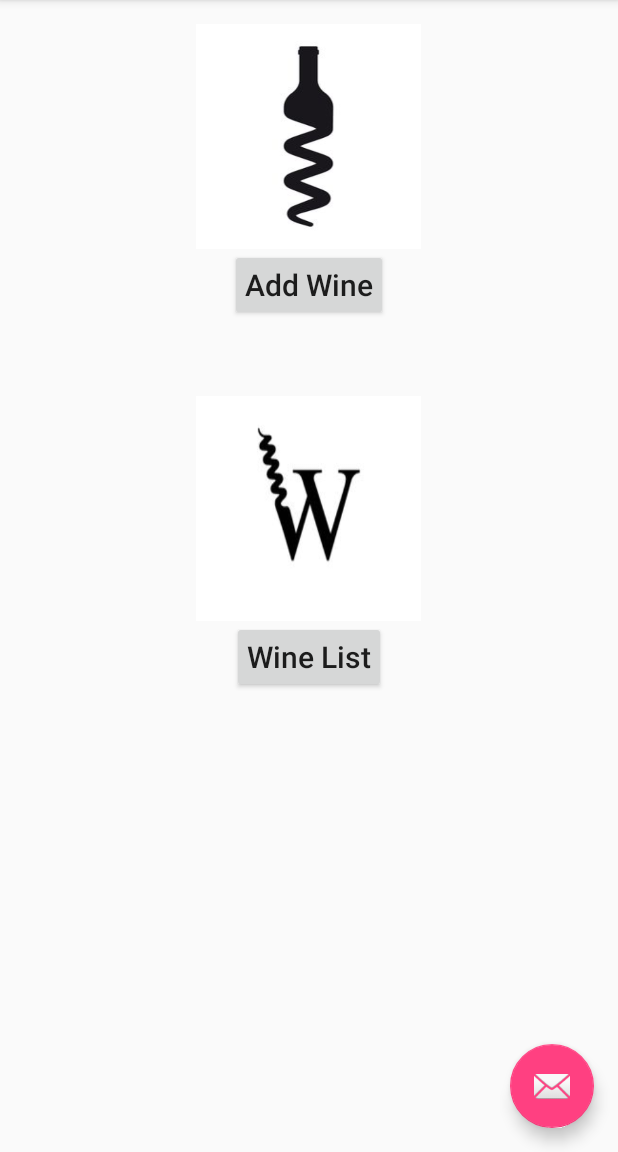
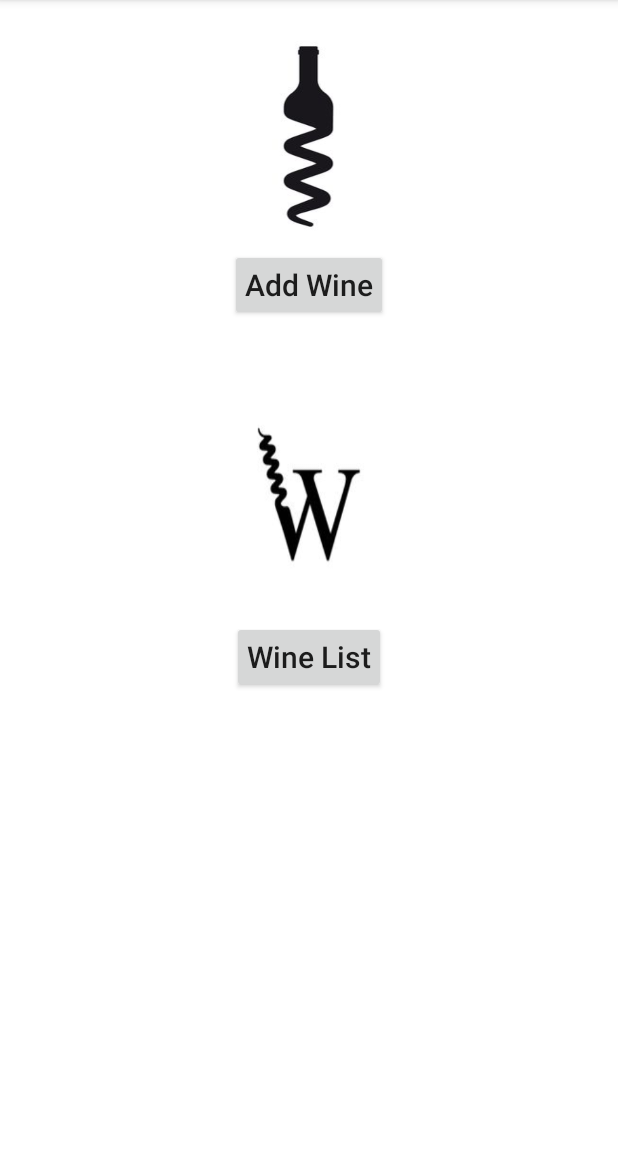
Before and after one commit to raimy29/WineCatalog, an Android app: the screen it shows after launch (MainActivity), on a phone screen of 412 x 824 dp, the part 84-1236 px from its top. Run offline under Robolectric (Android 15) with nearby library versions, the phone set to English and light mode, and no system bars; our stand-ins replace Dagger/Hilt's generated code; 2 statements that could not run were skipped.

Commit message:
Changed background color. Removed fab.

```diff
--- a/app/src/main/res/layout/activity_main.xml
+++ b/app/src/main/res/layout/activity_main.xml
@@ -23,12 +23,4 @@
 
     <include layout="@layout/content_main" />
 
-    <android.support.design.widget.FloatingActionButton
-        android:id="@+id/fab"
-        android:layout_width="wrap_content"
-        android:layout_height="wrap_content"
-        android:layout_gravity="bottom|end"
-        android:layout_margin="@dimen/fab_margin"
-        android:src="@android:drawable/ic_dialog_email" />
-
 </android.support.design.widget.CoordinatorLayout>
--- a/app/src/main/res/layout/content_main.xml
+++ b/app/src/main/res/layout/content_main.xml
@@ -8,6 +8,7 @@
     android:paddingLeft="@dimen/activity_horizontal_margin"
     android:paddingRight="@dimen/activity_horizontal_margin"
     android:paddingTop="@dimen/activity_vertical_margin"
+    android:background="@color/white"
     app:layout_behavior="@string/appbar_scrolling_view_behavior"
     tools:context=".view.MainActivity"
     tools:showIn="@layout/activity_main"
--- a/app/src/main/res/values/strings.xml
+++ b/app/src/main/res/values/strings.xml
@@ -3,4 +3,5 @@
     <string name="action_settings">Settings</string>
     <string name="addBtn">Add Wine</string>
     <string name="listBtn">Wine List</string>
+    <color name="white">#FFFFFF</color>
 </resources>
```
